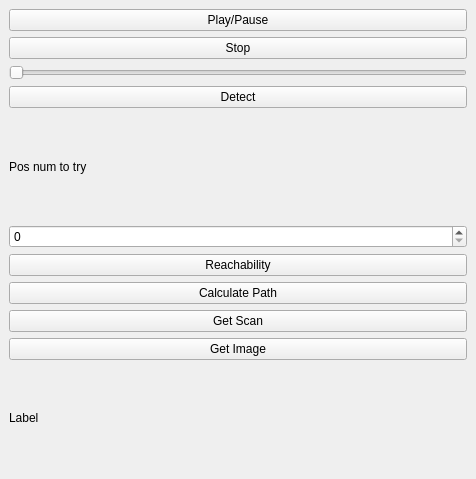
This is main/src/SamplePlugin.ui in balintbarna/Robotics-and-Computer-Vision-Semester-Project as Qt 5 draws it before an edit. The edited form follows.
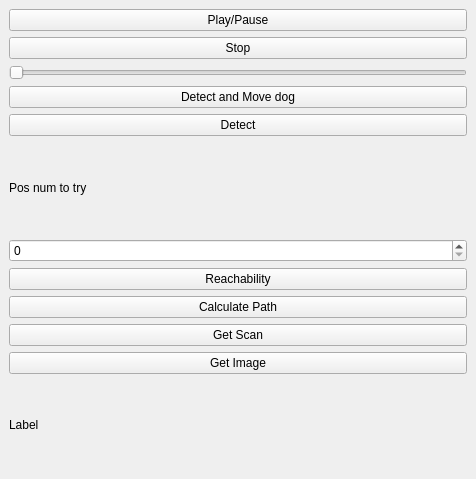
This is the edited form.

Commit message: added button for integrated task solving

What changed in the file:
```diff
--- a/main/src/SamplePlugin.ui
+++ b/main/src/SamplePlugin.ui
@@ -38,6 +38,13 @@
         </property>
        </widget>
       </item>
+      <item>
+       <widget class="QPushButton" name="_btn_integrated">
+        <property name="text">
+         <string>Detect and Move dog</string>
+        </property>
+       </widget>
+      </item>
       <item>
        <widget class="QPushButton" name="_btn_detect">
         <property name="text">
```
